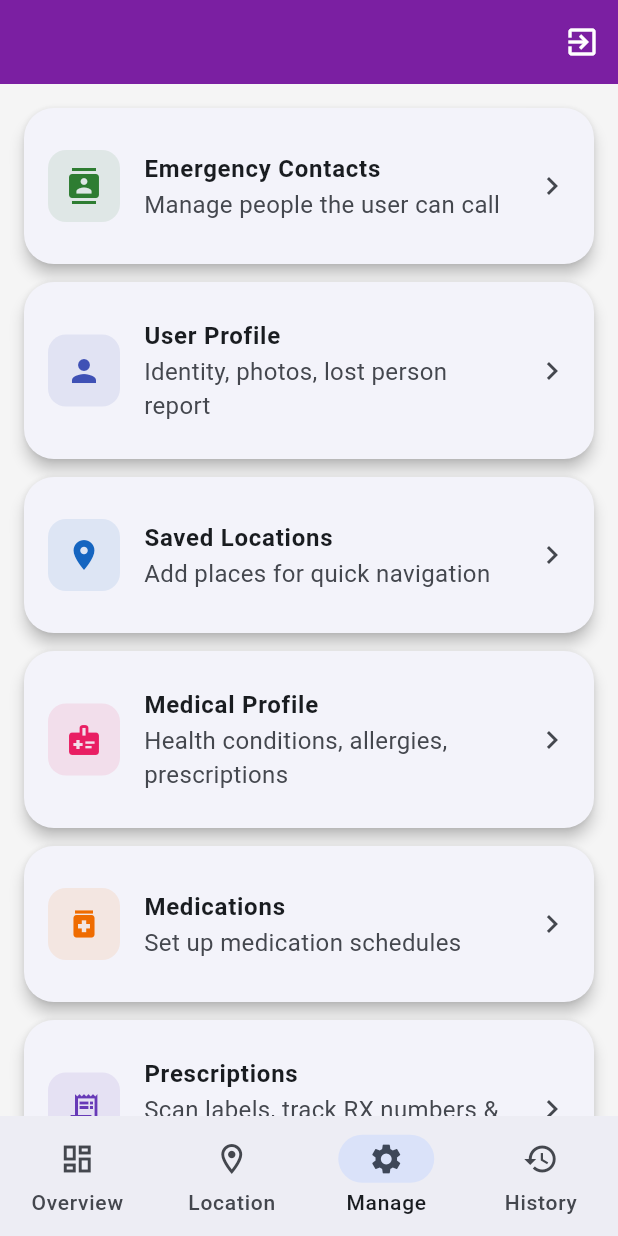
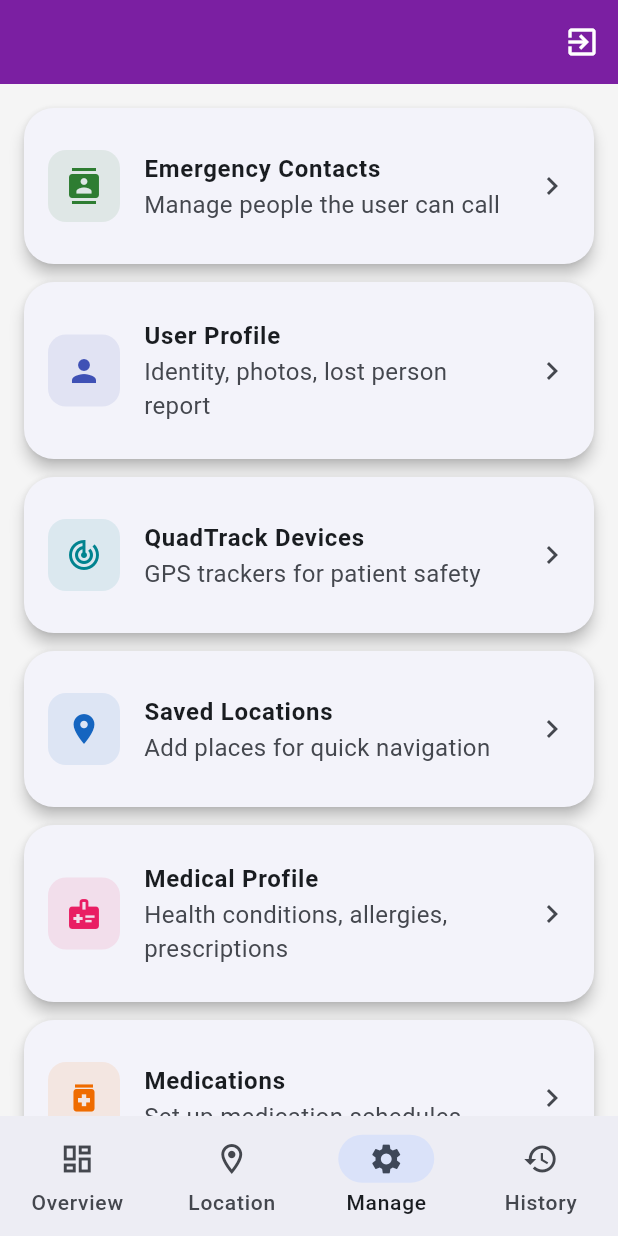
Before and after one commit to sosmartapps/lumina, a Flutter app: the CaregiverDashboardScreen screen opened directly, item 3 of the bottom bar chosen, on a phone screen of 412 x 824 dp. Run offline on Flutter 3.47's test engine with Material 3 defaults, Android fonts, the phone set to English and light mode, and no system bars; drawn by our look-alikes of screenshot; our stand-ins replace app_links, audioplayers, battery_plus, cached_network_image, cloud_firestore, device_info_plus and 24 more; missing offline and left inert: flutter_background_service, google_mlkit_text_recognition, map_launcher, purchases_flutter; accounts and stored records are empty; generated files the repository leaves out were written again; network calls fail.

Commit message:
feat(lumina): wire QuadTrack navigation into caregiver dashboard
Add QuadTrack Devices entry in the Manage tab of the caregiver
dashboard, allowing caregivers to navigate to the QuadTrack
dashboard to monitor GPS tracking devices for patient safety.

Co-Authored-By: Claude Opus 4.6 (1M context) <noreply@anthropic.com>

```diff
--- a/lib/features/caregiver/caregiver_dashboard_screen.dart
+++ b/lib/features/caregiver/caregiver_dashboard_screen.dart
@@ -33,6 +33,7 @@ import 'manage_caregivers_screen.dart';
 import '../../features/subscription/subscription_status_card.dart';
 import '../../features/subscription/paywall_screen.dart';
 import '../medical_records/medical_records_screen.dart';
+import '../quadtrack/quadtrack_dashboard_screen.dart';
 
 /// Main dashboard for caregivers
 class CaregiverDashboardScreen extends ConsumerStatefulWidget {
@@ -697,6 +698,25 @@ class _CaregiverDashboardScreenState extends ConsumerState<CaregiverDashboardScr
             ),
           ),
           _buildManageItem(
+            'QuadTrack Devices',
+            'GPS trackers for patient safety',
+            Icons.track_changes,
+            AppTheme.primaryTeal,
+            () {
+              final caregiverId = ref.read(caregiverNotifierProvider).caregiver?.id ??
+                  ref.read(appStateNotifierProvider).currentCaregiverId ??
+                  '';
+              Navigator.push(
+                context,
+                MaterialPageRoute(
+                  builder: (context) => QuadTrackDashboardScreen(
+                    caregiverId: caregiverId,
+                  ),
+                ),
+              );
+            },
+          ),
+          _buildManageItem(
             'Saved Locations',
             'Add places for quick navigation',
             Icons.place,
```
